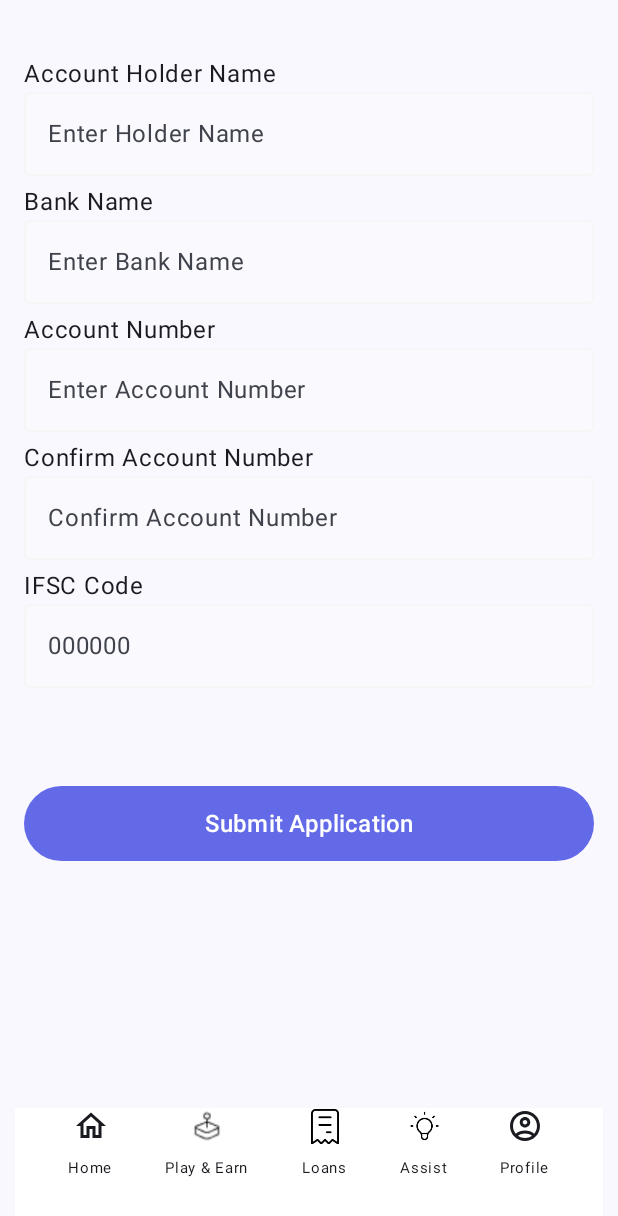
After one commit to DevDewangan16/Vasudev_Kutumbhakam, an Android app built with Jetpack Compose: the BankDetailsScreen screen opened through its navigation route, on a phone screen of 412 x 824 dp. The commit adds this screen. Shown: the top 1216 px of the screen. Run offline under Robolectric (Android 15) with nearby library versions, the phone set to English and light mode, and no system bars.

Commit message:
Added the Bank Details Screen.

```diff
--- /dev/null
+++ b/app/src/main/java/com/example/vasudevkutumbhakam/ui/BankDetailsScreen.kt
@@ -0,0 +1,176 @@
+package com.example.vasudevkutumbhakam.ui
+
+import androidx.compose.foundation.layout.Arrangement
+import androidx.compose.foundation.layout.Spacer
+import androidx.compose.foundation.layout.fillMaxSize
+import androidx.compose.foundation.layout.fillMaxWidth
+import androidx.compose.foundation.layout.height
+import androidx.compose.foundation.layout.padding
+import androidx.compose.foundation.lazy.LazyColumn
+import androidx.compose.material3.Button
+import androidx.compose.material3.ButtonDefaults
+import androidx.compose.material3.OutlinedTextField
+import androidx.compose.material3.OutlinedTextFieldDefaults
+import androidx.compose.material3.Text
+import androidx.compose.runtime.Composable
+import androidx.compose.runtime.getValue
+import androidx.compose.runtime.mutableStateOf
+import androidx.compose.runtime.remember
+import androidx.compose.runtime.setValue
+import androidx.compose.ui.Modifier
+import androidx.compose.ui.graphics.Color
+import androidx.compose.ui.unit.dp
+import androidx.compose.ui.unit.sp
+import androidx.navigation.NavHostController
+
+@Composable
+fun BankDetailsScreen(navController: NavHostController) {
+    var accountholdername by remember { mutableStateOf("") }
+    var bankName by remember { mutableStateOf("") }
+    var accountNumber by remember { mutableStateOf("") }
+    var confirmAccount by remember { mutableStateOf("") }
+    var ifsc by remember { mutableStateOf("") }
+
+
+    LazyColumn(
+        verticalArrangement = Arrangement.spacedBy(5.dp),
+        modifier = Modifier
+            .fillMaxSize()
+            .padding(16.dp)
+    ) {
+        item {
+            Spacer(
+                modifier = Modifier
+                    .fillMaxWidth()
+                    .height(16.dp)
+            )
+        }
+        item {
+            Text(
+                text = "Account Holder Name",
+                modifier = Modifier.fillMaxWidth(),
+                fontSize = 16.sp
+            )
+
+            OutlinedTextField(
+                value = accountholdername,
+                onValueChange = { accountholdername = it },
+                placeholder = { Text("Enter Holder Name") },
+                modifier = Modifier.fillMaxWidth(),
+                colors = OutlinedTextFieldDefaults.colors(
+                    unfocusedContainerColor = Color(0xffF9F9FE),
+                    focusedContainerColor = Color(0xffF9F9FE),
+                    focusedBorderColor = Color(0xffF6F6F6),
+                    unfocusedBorderColor = Color(0xffF6F6F6),
+                    focusedLabelColor = Color(0xff565656),
+                    unfocusedLabelColor = Color(0xff565656)
+                )
+            )
+        }
+        item {
+            Text(
+                text = "Bank Name",
+                modifier = Modifier.fillMaxWidth(),
+                fontSize = 16.sp
+            )
+
+            OutlinedTextField(
+                value = bankName,
+                onValueChange = { bankName = it },
+                placeholder = { Text("Enter Bank Name") },
+                modifier = Modifier.fillMaxWidth(),
+                colors = OutlinedTextFieldDefaults.colors(
+                    unfocusedContainerColor = Color(0xffF9F9FE),
+                    focusedContainerColor = Color(0xffF9F9FE),
+                    focusedBorderColor = Color(0xffF6F6F6),
+                    unfocusedBorderColor = Color(0xffF6F6F6),
+                    focusedLabelColor = Color(0xff565656),
+                    unfocusedLabelColor = Color(0xff565656)
+                )
+            )
+        }
+        item {
+            Text(
+                text = "Account Number",
+                modifier = Modifier.fillMaxWidth(),
+                fontSize = 16.sp
+            )
+
+            OutlinedTextField(
+                value = accountNumber,
+                onValueChange = { accountNumber = it },
+                placeholder = { Text("Enter Account Number") },
+                modifier = Modifier.fillMaxWidth(),
+                colors = OutlinedTextFieldDefaults.colors(
+                    unfocusedContainerColor = Color(0xffF9F9FE),
+                    focusedContainerColor = Color(0xffF9F9FE),
+                    focusedBorderColor = Color(0xffF6F6F6),
+                    unfocusedBorderColor = Color(0xffF6F6F6),
+                    focusedLabelColor = Color(0xff565656),
+                    unfocusedLabelColor = Color(0xff565656)
+                )
+            )
+        }
+        item {
+            Text(
+                text = "Confirm Account Number",
+                modifier = Modifier.fillMaxWidth(),
+                fontSize = 16.sp
+            )
+
+            OutlinedTextField(
+                value = confirmAccount,
+                onValueChange = { confirmAccount = it },
+                placeholder = { Text("Confirm Account Number") },
+                modifier = Modifier.fillMaxWidth(),
+                colors = OutlinedTextFieldDefaults.colors(
+                    unfocusedContainerColor = Color(0xffF9F9FE),
+                    focusedContainerColor = Color(0xffF9F9FE),
+                    focusedBorderColor = Color(0xffF6F6F6),
+                    unfocusedBorderColor = Color(0xffF6F6F6),
+                    focusedLabelColor = Color(0xff565656),
+                    unfocusedLabelColor = Color(0xff565656)
+                )
+            )
+        }
+        item {
+            Text(
+                text = "IFSC Code",
+                modifier = Modifier.fillMaxWidth(),
+                fontSize = 16.sp
+            )
+
+            OutlinedTextField(
+                value = ifsc,
+                onValueChange = { ifsc = it },
+                placeholder = { Text("000000") },
+                modifier = Modifier.fillMaxWidth(),
+                colors = OutlinedTextFieldDefaults.colors(
+                    unfocusedContainerColor = Color(0xffF9F9FE),
+                    focusedContainerColor = Color(0xffF9F9FE),
+                    focusedBorderColor = Color(0xffF6F6F6),
+                    unfocusedBorderColor = Color(0xffF6F6F6),
+                    focusedLabelColor = Color(0xff565656),
+                    unfocusedLabelColor = Color(0xff565656)
+                )
+            )
+            Spacer(modifier = Modifier.fillMaxWidth().height(60.dp))
+        }
+        item {
+            Button(
+                onClick = {
+                    navController.navigate(VasuadevAppScreen.IdProof.name)
+                },
+                modifier = Modifier
+                    .fillMaxWidth()
+                    .height(50.dp),
+                colors = ButtonDefaults.buttonColors(
+                    Color(0xff636AE8)
+                )
+            ) {
+                Text(text = "Submit Application", fontSize = 16.sp)
+            }
+            Spacer(modifier = Modifier.height(80.dp))
+        }
+    }
+}
--- a/app/src/main/java/com/example/vasudevkutumbhakam/ui/KycScreen.kt
+++ b/app/src/main/java/com/example/vasudevkutumbhakam/ui/KycScreen.kt
@@ -30,6 +30,7 @@
 import androidx.compose.ui.unit.dp
 import androidx.compose.ui.unit.sp
 import androidx.navigation.NavController
+import androidx.navigation.NavHostController
 import androidx.navigation.compose.NavHost
 import androidx.navigation.compose.composable
 import androidx.navigation.compose.rememberNavController
@@ -45,17 +46,10 @@
     val LightBlue = Color(0xFFE0E7FF)
 }
 
-class MainActivity : ComponentActivity() {
-    override fun onCreate(savedInstanceState: Bundle?) {
-        super.onCreate(savedInstanceState)
-        setContent {
-            KYCApp()
-        }
-    }
-}
 
 @Composable
-fun KYCApp() {
+fun KYCApp(navControl:NavHostController) {
+
     val navController = rememberNavController()
 
     NavHost(
@@ -66,7 +60,7 @@
         composable("video_kyc_guide") { VideoKYCGuideScreen(navController) }
         composable("video_call") { VideoCallScreen(navController) }
         composable("aadhar_details") { AadharDetailsScreen(navController) }
-        composable("verify_otp") { VerifyOTPScreen(navController) }
+        composable("verify_otp") { VerifyOTPScreen(navControl) }
     }
 }
 
@@ -242,7 +236,7 @@
             onClick = { navController.navigate("video_call") },
             modifier = Modifier
                 .fillMaxWidth()
-                .height(56.dp),
+                .height(50.dp),
             colors = ButtonDefaults.buttonColors(containerColor = KYCColors.Purple),
             enabled = termsAccepted
         ) {
@@ -392,7 +386,7 @@
             onClick = { navController.navigate("verify_otp") },
             modifier = Modifier
                 .fillMaxWidth()
-                .height(56.dp),
+                .height(50.dp),
             colors = ButtonDefaults.buttonColors(containerColor = KYCColors.Purple),
             enabled = aadharNumber.length == 12 && firstName.isNotBlank() && lastName.isNotBlank() && consent1 && consent2
         ) {
@@ -601,10 +595,12 @@
                 Spacer(modifier = Modifier.height(48.dp))
 
                 Button(
-                    onClick = { /* Verify OTP */ },
+                    onClick = {
+                        navController.navigate(VasuadevAppScreen.Bank.name)
+                    },
                     modifier = Modifier
                         .fillMaxWidth()
-                        .height(56.dp),
+                        .height(50.dp),
                     colors = ButtonDefaults.buttonColors(containerColor = KYCColors.Purple)
                 ) {
                     Text(
--- a/app/src/main/java/com/example/vasudevkutumbhakam/ui/VasuadevApp.kt
+++ b/app/src/main/java/com/example/vasudevkutumbhakam/ui/VasuadevApp.kt
@@ -46,7 +46,8 @@
     Profile("Profile"),
     User("User"),
     IdProof("ID Proof"),
-    Kyc("KYC")
+    Kyc("KYC"),
+    Bank("Bank Details")
 }
 @SuppressLint("UnusedMaterial3ScaffoldPaddingParameter")
 @Composable
@@ -83,7 +84,10 @@
                 IDProofScreen(navController)
             }
             composable(route = VasuadevAppScreen.Kyc.name){
-                KYCApp()
+                KYCApp(navController)
+            }
+            composable(route=VasuadevAppScreen.Bank.name){
+                BankDetailsScreen(navController = navController)
             }
         }
     }
```
